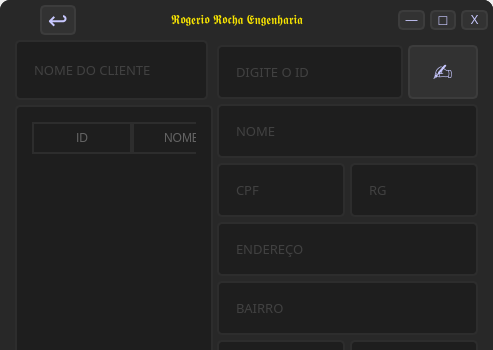
Before: the Qt Designer form client.ui in GLimas99/MakeForms, drawn with Qt 5; both pictures show x 0 to 493 and y 0 to 350 of the 493 by 720 pixel window.
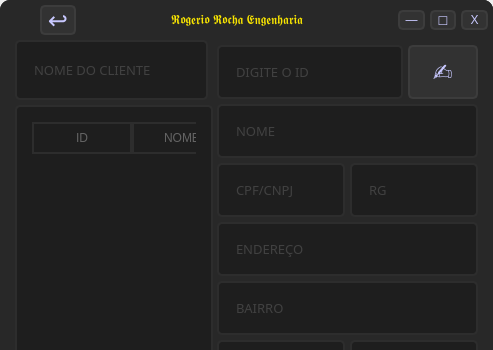
After: the same form once the commit is applied.

```diff
--- a/client.ui
+++ b/client.ui
@@ -1109,7 +1109,7 @@
                          <number>32</number>
                         </property>
                         <property name="placeholderText">
-                         <string>CPF</string>
+                         <string>CPF/CNPJ</string>
                         </property>
                        </widget>
                       </item>
```
Left out of the diff: 4 changed lines with no effect on the pictures.
